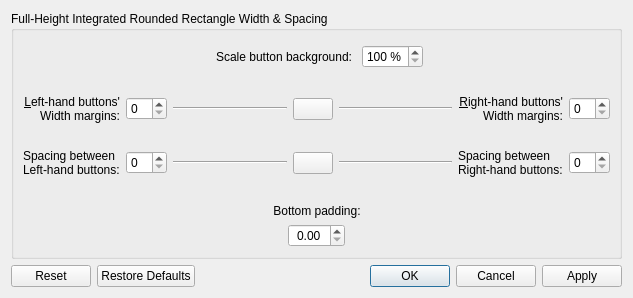
The window that kdecoration/config/ui/buttonsizing.ui (paulmcauley/klassy) describes before a commit, drawn with Qt 5.
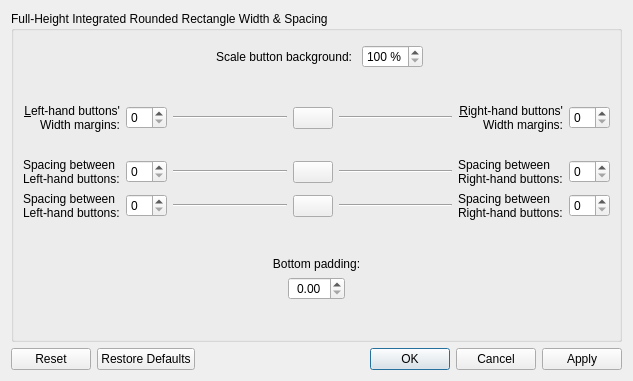
The same window after the commit. Icons and pictures are not drawn.

Commit message: Independent Full-height and non-Full-height button spacing

The edit to the form file:
```diff
--- a/kdecoration/config/ui/buttonsizing.ui
+++ b/kdecoration/config/ui/buttonsizing.ui
@@ -7,7 +7,7 @@
     <x>0</x>
     <y>0</y>
     <width>633</width>
-    <height>298</height>
+    <height>381</height>
    </rect>
   </property>
   <property name="windowTitle">
@@ -26,7 +26,7 @@
          <enum>Qt::Vertical</enum>
         </property>
         <property name="sizeType">
-         <enum>QSizePolicy::Fixed</enum>
+         <enum>QSizePolicy::MinimumExpanding</enum>
         </property>
         <property name="sizeHint" stdset="0">
          <size>
@@ -90,6 +90,44 @@
       </item>
       <item>
        <layout class="QGridLayout" name="gridLayout">
+        <property name="sizeConstraint">
+         <enum>QLayout::SetNoConstraint</enum>
+        </property>
+        <item row="1" column="4">
+         <widget class="QPushButton" name="lockFullHeightButtonWidthMargins">
+          <property name="sizePolicy">
+           <sizepolicy hsizetype="Fixed" vsizetype="Fixed">
+            <horstretch>0</horstretch>
+            <verstretch>0</verstretch>
+           </sizepolicy>
+          </property>
+          <property name="toolTip">
+           <string>Lock to make Left-hand button width margin and Right-hand button width margin have the same value</string>
+          </property>
+          <property name="text">
+           <string/>
+          </property>
+          <property name="icon">
+           <iconset resource="classikdecoration_config.qrc">
+            <normaloff>:/classik_config_icons/object-unlocked-symbolic.svg</normaloff>
+            <normalon>:/classik_config_icons/object-locked-symbolic.svg</normalon>:/classik_config_icons/object-unlocked-symbolic.svg</iconset>
+          </property>
+          <property name="checkable">
+           <bool>true</bool>
+          </property>
+         </widget>
+        </item>
+        <item row="3" column="7">
+         <widget class="QLabel" name="buttonSpacingRightLabel">
+          <property name="text">
+           <string>Spacing between
+Right-hand buttons:</string>
+          </property>
+          <property name="buddy">
+           <cstring>buttonSpacingRight</cstring>
+          </property>
+         </widget>
+        </item>
         <item row="2" column="4">
          <spacer name="verticalSpacer">
           <property name="orientation">
@@ -106,30 +144,8 @@
           </property>
          </spacer>
         </item>
-        <item row="1" column="5" colspan="2">
-         <layout class="QGridLayout" name="gridLayout_3">
-          <item row="0" column="0">
-           <widget class="Line" name="line_2">
-            <property name="orientation">
-             <enum>Qt::Horizontal</enum>
-            </property>
-           </widget>
-          </item>
-         </layout>
-        </item>
-        <item row="3" column="0">
-         <widget class="QLabel" name="label">
-          <property name="text">
-           <string>Spacing between
-Left-hand buttons:</string>
-          </property>
-          <property name="buddy">
-           <cstring>buttonSpacingLeft</cstring>
-          </property>
-         </widget>
-        </item>
-        <item row="0" column="2">
-         <spacer name="horizontalSpacer">
+        <item row="0" column="6">
+         <spacer name="horizontalSpacer_2">
           <property name="orientation">
            <enum>Qt::Horizontal</enum>
           </property>
@@ -141,13 +157,6 @@
           </property>
          </spacer>
         </item>
-        <item row="1" column="8">
-         <widget class="QSpinBox" name="fullHeightButtonWidthMarginRight">
-          <property name="maximum">
-           <number>50</number>
-          </property>
-         </widget>
-        </item>
         <item row="0" column="5">
          <spacer name="horizontalSpacer_19">
           <property name="orientation">
@@ -166,8 +175,14 @@
         </item>
         <item row="3" column="2" colspan="2">
          <layout class="QGridLayout" name="gridLayout_4">
+          <property name="sizeConstraint">
+           <enum>QLayout::SetNoConstraint</enum>
+          </property>
+          <property name="verticalSpacing">
+           <number>0</number>
+          </property>
           <item row="0" column="0">
-           <widget class="Line" name="line_3">
+           <widget class="Line" name="buttonSpacingLeftLine">
             <property name="orientation">
              <enum>Qt::Horizontal</enum>
             </property>
@@ -175,6 +190,30 @@
           </item>
          </layout>
         </item>
+        <item row="3" column="8">
+         <widget class="QSpinBox" name="buttonSpacingRight">
+          <property name="suffix">
+           <string/>
+          </property>
+          <property name="prefix">
+           <string/>
+          </property>
+          <property name="maximum">
+           <number>50</number>
+          </property>
+         </widget>
+        </item>
+        <item row="3" column="0">
+         <widget class="QLabel" name="buttonSpacingLeftLabel">
+          <property name="text">
+           <string>Spacing between
+Left-hand buttons:</string>
+          </property>
+          <property name="buddy">
+           <cstring>buttonSpacingLeft</cstring>
+          </property>
+         </widget>
+        </item>
         <item row="1" column="7">
          <widget class="QLabel" name="fullHeightButtonWidthMarginRightLabel">
           <property name="text">
@@ -189,38 +228,25 @@
           </property>
          </widget>
         </item>
-        <item row="1" column="4">
-         <widget class="QPushButton" name="lockFullHeightButtonWidthMargins">
-          <property name="sizePolicy">
-           <sizepolicy hsizetype="Fixed" vsizetype="Fixed">
-            <horstretch>0</horstretch>
-            <verstretch>0</verstretch>
-           </sizepolicy>
+        <item row="1" column="5" colspan="2">
+         <layout class="QGridLayout" name="gridLayout_3">
+          <property name="sizeConstraint">
+           <enum>QLayout::SetNoConstraint</enum>
           </property>
-          <property name="toolTip">
-           <string>Lock to make Left-hand button width margin and Right-hand button width margin have the same value</string>
+          <property name="verticalSpacing">
+           <number>0</number>
           </property>
-          <property name="text">
-           <string/>
-          </property>
-          <property name="icon">
-           <iconset resource="classikdecoration_config.qrc">
-            <normaloff>:/classik_config_icons/object-unlocked-symbolic.svg</normaloff>
-            <normalon>:/classik_config_icons/object-locked-symbolic.svg</normalon>:/classik_config_icons/object-unlocked-symbolic.svg</iconset>
-          </property>
-          <property name="checkable">
-           <bool>true</bool>
-          </property>
-         </widget>
+          <item row="0" column="0">
+           <widget class="Line" name="line_2">
+            <property name="orientation">
+             <enum>Qt::Horizontal</enum>
+            </property>
+           </widget>
+          </item>
+         </layout>
         </item>
-        <item row="3" column="1">
-         <widget class="QSpinBox" name="buttonSpacingLeft">
-          <property name="suffix">
-           <string/>
-          </property>
-          <property name="prefix">
-           <string/>
-          </property>
+        <item row="1" column="8">
+         <widget class="QSpinBox" name="fullHeightButtonWidthMarginRight">
           <property name="maximum">
            <number>50</number>
           </property>
@@ -250,43 +276,8 @@
           </property>
          </widget>
         </item>
-        <item row="3" column="7">
-         <widget class="QLabel" name="label_2">
-          <property name="text">
-           <string>Spacing between
-Right-hand buttons:</string>
-          </property>
-          <property name="buddy">
-           <cstring>buttonSpacingRight</cstring>
-          </property>
-         </widget>
-        </item>
-        <item row="0" column="6">
-         <spacer name="horizontalSpacer_2">
-          <property name="orientation">
-           <enum>Qt::Horizontal</enum>
-          </property>
-          <property name="sizeHint" stdset="0">
-           <size>
-            <width>40</width>
-            <height>0</height>
-           </size>
-          </property>
-         </spacer>
-        </item>
-        <item row="1" column="2" colspan="2">
-         <layout class="QGridLayout" name="gridLayout_2">
-          <item row="0" column="0">
-           <widget class="Line" name="line">
-            <property name="orientation">
-             <enum>Qt::Horizontal</enum>
-            </property>
-           </widget>
-          </item>
-         </layout>
-        </item>
-        <item row="3" column="8">
-         <widget class="QSpinBox" name="buttonSpacingRight">
+        <item row="3" column="1">
+         <widget class="QSpinBox" name="buttonSpacingLeft">
           <property name="suffix">
            <string/>
           </property>
@@ -312,6 +303,53 @@
           </property>
          </widget>
         </item>
+        <item row="1" column="2" colspan="2">
+         <layout class="QGridLayout" name="gridLayout_2">
+          <property name="sizeConstraint">
+           <enum>QLayout::SetNoConstraint</enum>
+          </property>
+          <property name="verticalSpacing">
+           <number>0</number>
+          </property>
+          <item row="0" column="0">
+           <widget class="Line" name="line">
+            <property name="orientation">
+             <enum>Qt::Horizontal</enum>
+            </property>
+           </widget>
+          </item>
+         </layout>
+        </item>
+        <item row="3" column="5" colspan="2">
+         <layout class="QGridLayout" name="gridLayout_5">
+          <property name="sizeConstraint">
+           <enum>QLayout::SetNoConstraint</enum>
+          </property>
+          <property name="verticalSpacing">
+           <number>0</number>
+          </property>
+          <item row="0" column="0">
+           <widget class="Line" name="buttonSpacingRightLine">
+            <property name="orientation">
+             <enum>Qt::Horizontal</enum>
+            </property>
+           </widget>
+          </item>
+         </layout>
+        </item>
+        <item row="0" column="2">
+         <spacer name="horizontalSpacer">
+          <property name="orientation">
+           <enum>Qt::Horizontal</enum>
+          </property>
+          <property name="sizeHint" stdset="0">
+           <size>
+            <width>40</width>
+            <height>0</height>
+           </size>
+          </property>
+         </spacer>
+        </item>
         <item row="0" column="3">
          <spacer name="horizontalSpacer_31">
           <property name="orientation">
@@ -335,10 +373,52 @@
           </property>
          </widget>
         </item>
-        <item row="3" column="5" colspan="2">
-         <layout class="QGridLayout" name="gridLayout_5">
+        <item row="4" column="1">
+         <widget class="QSpinBox" name="fullHeightButtonSpacingLeft">
+          <property name="maximum">
+           <number>50</number>
+          </property>
+         </widget>
+        </item>
+        <item row="4" column="8">
+         <widget class="QSpinBox" name="fullHeightButtonSpacingRight">
+          <property name="maximum">
+           <number>50</number>
+          </property>
+         </widget>
+        </item>
+        <item row="4" column="0">
+         <widget class="QLabel" name="fullHeightButtonSpacingLeftLabel">
+          <property name="text">
+           <string>Spacing between
+Left-hand buttons:</string>
+          </property>
+          <property name="buddy">
+           <cstring>fullHeightButtonSpacingLeft</cstring>
+          </property>
+         </widget>
+        </item>
+        <item row="4" column="7">
+         <widget class="QLabel" name="fullHeightButtonSpacingRightLabel">
+          <property name="text">
+           <string>Spacing between
+Right-hand buttons:</string>
+          </property>
+          <property name="buddy">
+           <cstring>fullHeightButtonSpacingRight</cstring>
+          </property>
+         </widget>
+        </item>
+        <item row="4" column="2" colspan="2">
+         <layout class="QGridLayout" name="gridLayout_6">
+          <property name="sizeConstraint">
+           <enum>QLayout::SetNoConstraint</enum>
+          </property>
+          <property name="verticalSpacing">
+           <number>0</number>
+          </property>
           <item row="0" column="0">
-           <widget class="Line" name="line_4">
+           <widget class="Line" name="fullHeightButtonSpacingLeftLine">
             <property name="orientation">
              <enum>Qt::Horizontal</enum>
             </property>
@@ -346,6 +426,47 @@
           </item>
          </layout>
         </item>
+        <item row="4" column="5" colspan="2">
+         <layout class="QGridLayout" name="gridLayout_7">
+          <property name="sizeConstraint">
+           <enum>QLayout::SetNoConstraint</enum>
+          </property>
+          <property name="verticalSpacing">
+           <number>0</number>
+          </property>
+          <item row="0" column="0">
+           <widget class="Line" name="fullHeightButtonSpacingRightLine">
+            <property name="orientation">
+             <enum>Qt::Horizontal</enum>
+            </property>
+           </widget>
+          </item>
+         </layout>
+        </item>
+        <item row="4" column="4">
+         <widget class="QPushButton" name="lockFullHeightButtonSpacingLeftRight">
+          <property name="sizePolicy">
+           <sizepolicy hsizetype="Fixed" vsizetype="Fixed">
+            <horstretch>0</horstretch>
+            <verstretch>0</verstretch>
+           </sizepolicy>
+          </property>
+          <property name="toolTip">
+           <string>Lock to make Left-hand button spacing and Right-hand button spacing have the same value</string>
+          </property>
+          <property name="text">
+           <string/>
+          </property>
+          <property name="icon">
+           <iconset resource="classikdecoration_config.qrc">
+            <normaloff>:/classik_config_icons/object-unlocked-symbolic.svg</normaloff>
+            <normalon>:/classik_config_icons/object-locked-symbolic.svg</normalon>:/classik_config_icons/object-unlocked-symbolic.svg</iconset>
+          </property>
+          <property name="checkable">
+           <bool>true</bool>
+          </property>
+         </widget>
+        </item>
        </layout>
       </item>
       <item>
@@ -363,46 +484,7 @@
       </item>
       <item>
        <layout class="QGridLayout" name="integratedOnlyGrid">
-        <item row="1" column="3">
-         <spacer name="horizontalSpacer_5">
-          <property name="orientation">
-           <enum>Qt::Horizontal</enum>
-          </property>
-          <property name="sizeHint" stdset="0">
-           <size>
-            <width>40</width>
-            <height>20</height>
-           </size>
-          </property>
-         </spacer>
-        </item>
-        <item row="1" column="4">
-         <spacer name="horizontalSpacer_4">
-          <property name="orientation">
-           <enum>Qt::Horizontal</enum>
-          </property>
-          <property name="sizeHint" stdset="0">
-           <size>
-            <width>40</width>
-            <height>20</height>
-           </size>
-          </property>
-         </spacer>
-        </item>
         <item row="1" column="0">
-         <spacer name="horizontalSpacer_3">
-          <property name="orientation">
-           <enum>Qt::Horizontal</enum>
-          </property>
-          <property name="sizeHint" stdset="0">
-           <size>
-            <width>40</width>
-            <height>20</height>
-           </size>
-          </property>
-         </spacer>
-        </item>
-        <item row="1" column="1">
          <spacer name="horizontalSpacer_6">
           <property name="orientation">
            <enum>Qt::Horizontal</enum>
@@ -415,20 +497,7 @@
           </property>
          </spacer>
         </item>
-        <item row="0" column="1" colspan="3">
-         <widget class="QLabel" name="fullHeightIntegratedRoundedRectangleBottomPaddingLabel">
-          <property name="text">
-           <string>Bottom padding:</string>
-          </property>
-          <property name="alignment">
-           <set>Qt::AlignCenter</set>
-          </property>
-          <property name="buddy">
-           <cstring>fullHeightIntegratedRoundedRectangleBottomPadding</cstring>
-          </property>
-         </widget>
-        </item>
-        <item row="1" column="2">
+        <item row="1" column="1">
          <widget class="QDoubleSpinBox" name="fullHeightIntegratedRoundedRectangleBottomPadding">
           <property name="sizePolicy">
            <sizepolicy hsizetype="Fixed" vsizetype="Fixed">
@@ -450,8 +519,47 @@
           </property>
          </widget>
         </item>
+        <item row="1" column="2">
+         <spacer name="horizontalSpacer_5">
+          <property name="orientation">
+           <enum>Qt::Horizontal</enum>
+          </property>
+          <property name="sizeHint" stdset="0">
+           <size>
+            <width>40</width>
+            <height>20</height>
+           </size>
+          </property>
+         </spacer>
+        </item>
+        <item row="0" column="0" colspan="3">
+         <widget class="QLabel" name="fullHeightIntegratedRoundedRectangleBottomPaddingLabel">
+          <property name="text">
+           <string>Bottom padding:</string>
+          </property>
+          <property name="alignment">
+           <set>Qt::AlignCenter</set>
+          </property>
+          <property name="buddy">
+           <cstring>fullHeightIntegratedRoundedRectangleBottomPadding</cstring>
+          </property>
+         </widget>
+        </item>
        </layout>
       </item>
+      <item>
+       <spacer name="verticalSpacer_5">
+        <property name="orientation">
+         <enum>Qt::Vertical</enum>
+        </property>
+        <property name="sizeHint" stdset="0">
+         <size>
+          <width>20</width>
+          <height>40</height>
+         </size>
+        </property>
+       </spacer>
+      </item>
      </layout>
     </widget>
    </item>
```
Left out of the diff: 3 changed lines with no effect on the pictures. The commit also changes 5 other files.
